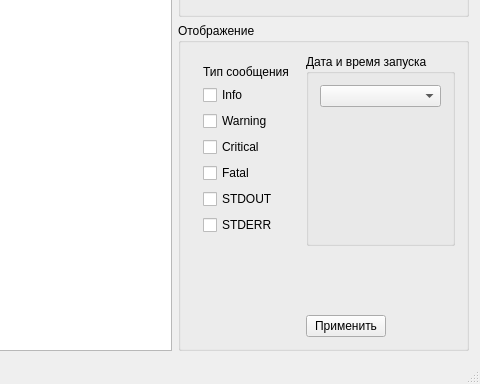
Before: the Qt Designer form src/gui/mainwindow.ui in VinTRiZz/Logger, drawn with Qt 5; both pictures show x 489 to 969 and y 171 to 555 of the 969 by 555 pixel window.
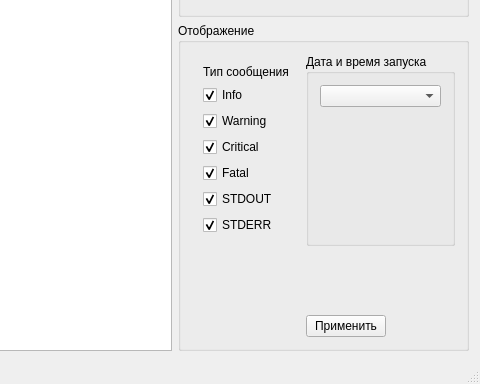
After: the same form once the commit is applied.

Commit message: Reading other file after closing previous

What changed in the file:
```diff
--- a/src/gui/mainwindow.ui
+++ b/src/gui/mainwindow.ui
@@ -121,6 +121,9 @@
               <property name="text">
                <string>Info</string>
               </property>
+              <property name="checked">
+               <bool>true</bool>
+              </property>
              </widget>
             </item>
             <item>
@@ -128,6 +131,9 @@
               <property name="text">
                <string>Warning</string>
               </property>
+              <property name="checked">
+               <bool>true</bool>
+              </property>
              </widget>
             </item>
             <item>
@@ -135,6 +141,9 @@
               <property name="text">
                <string>Critical</string>
               </property>
+              <property name="checked">
+               <bool>true</bool>
+              </property>
              </widget>
             </item>
             <item>
@@ -142,6 +151,9 @@
               <property name="text">
                <string>Fatal</string>
               </property>
+              <property name="checked">
+               <bool>true</bool>
+              </property>
              </widget>
             </item>
             <item>
@@ -149,6 +161,9 @@
               <property name="text">
                <string>STDOUT</string>
               </property>
+              <property name="checked">
+               <bool>true</bool>
+              </property>
              </widget>
             </item>
             <item>
@@ -156,6 +171,9 @@
               <property name="text">
                <string>STDERR</string>
               </property>
+              <property name="checked">
+               <bool>true</bool>
+              </property>
              </widget>
             </item>
            </layout>
```
The commit also changes 2 other files.
